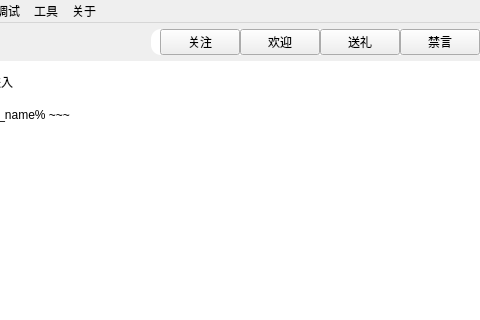
Old version of the form mainwindow/mainwindow.ui in the repository iwxyi/Bilibili-MagicalDanmaku; both pictures show x 128 to 608 and y 0 to 320 of the 848 by 1171 pixel window.
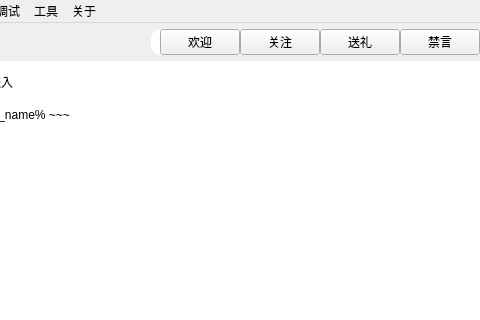
New version of the form. The open tabs and pages were chosen to show the change. Icons and pictures are not drawn. Custom widgets are drawn as their Qt base class.

What changed in the file:
```diff
--- a/mainwindow/mainwindow.ui
+++ b/mainwindow/mainwindow.ui
@@ -6565,16 +6565,6 @@
              <property name="bottomMargin">
               <number>0</number>
              </property>
-             <item>
-              <widget class="WaterFloatButton" name="thankAttentionTabButton">
-               <property name="cursor">
-                <cursorShape>PointingHandCursor</cursorShape>
-               </property>
-               <property name="text">
-                <string>关注</string>
-               </property>
-              </widget>
-             </item>
              <item>
               <widget class="WaterFloatButton" name="thankWelcomeTabButton">
                <property name="cursor">
@@ -6585,6 +6575,16 @@
                </property>
               </widget>
              </item>
+             <item>
+              <widget class="WaterFloatButton" name="thankAttentionTabButton">
+               <property name="cursor">
+                <cursorShape>PointingHandCursor</cursorShape>
+               </property>
+               <property name="text">
+                <string>关注</string>
+               </property>
+              </widget>
+             </item>
              <item>
               <widget class="WaterFloatButton" name="thankGiftTabButton">
                <property name="cursor">
```
Left out of the diff: 4 changed lines with no effect on the pictures.
